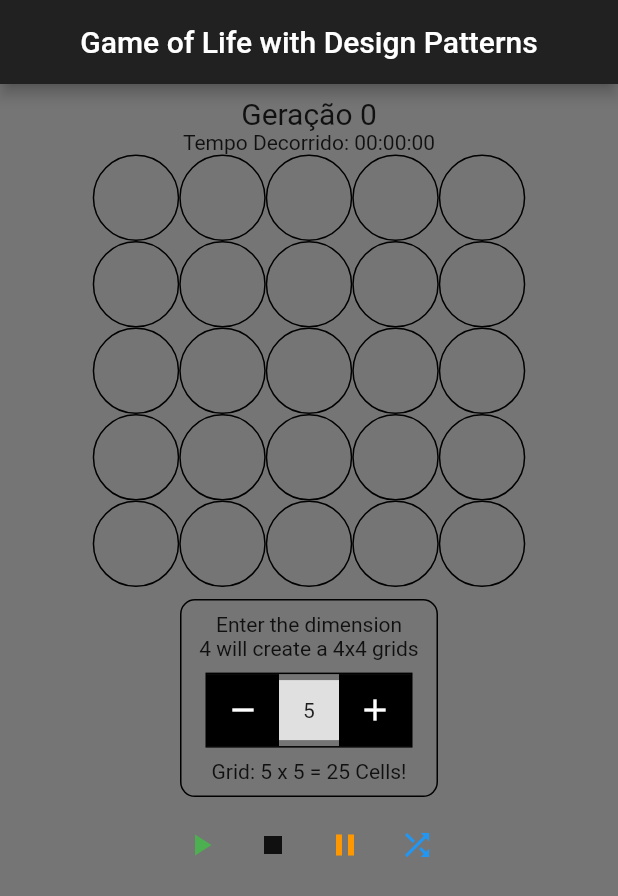
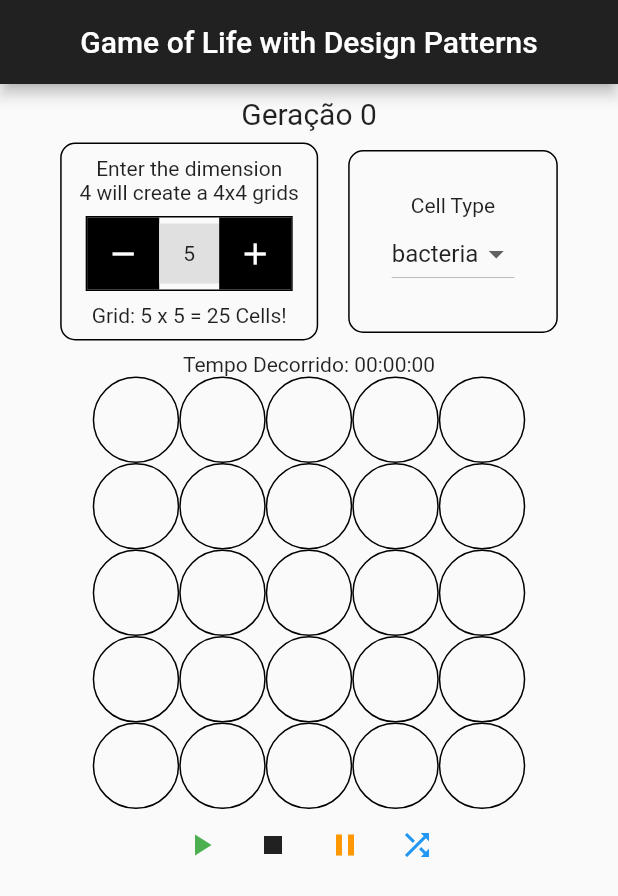
Before and after one commit to JoaoPauloUbaF/GameOfLifeFlutterDesignPatternsSOLID, a Flutter app: the screen it shows after launch, after a tap on the "stop" icon, on a phone screen of 412 x 824 dp. Shown: the top 896 px of the screen. Run offline on Flutter 3.47's test engine with Material 2 defaults, Android fonts, the phone set to English and light mode, and no system bars; our stand-ins replace flutter_riverpod.

Commit message:
Factory applied in dropdown cell type selection

```diff
--- /dev/null
+++ b/lib/components/cell_type_selector.dart
@@ -0,0 +1,41 @@
+import 'package:flutter/material.dart';
+import 'package:flutter_riverpod/flutter_riverpod.dart';
+import 'package:game_of_life_design_patterns_solid/models/cell.dart';
+import 'package:game_of_life_design_patterns_solid/models/game_of_life.dart';
+
+class CellTypeSelector extends ConsumerWidget {
+  const CellTypeSelector({Key? key}) : super(key: key);
+
+  @override
+  Widget build(BuildContext context, WidgetRef ref) {
+    var selectedCellType = ref.watch(cellTypeProvider);
+    return Container(
+      decoration: BoxDecoration(
+        border: Border.all(color: Colors.black),
+        borderRadius: BorderRadius.circular(10),
+      ),
+      child: Padding(
+        padding: const EdgeInsets.all(28.0),
+        child: Column(
+          children: [
+            const Text('Cell Type'),
+            DropdownButton<CellType>(
+              value: selectedCellType,
+              onChanged: (CellType? newValue) {
+                ref.read(cellTypeProvider.notifier).setCellType(newValue!);
+                ref.read(gameOfLifeProvider.notifier).stopGame();
+              },
+              items: CellType.values
+                  .map<DropdownMenuItem<CellType>>((CellType value) {
+                return DropdownMenuItem<CellType>(
+                  value: value,
+                  child: Text(value.toString().split('.').last),
+                );
+              }).toList(),
+            ),
+          ],
+        ),
+      ),
+    );
+  }
+}
--- a/lib/components/game_settings_widget.dart
+++ b/lib/components/game_settings_widget.dart
@@ -1,7 +1,10 @@
 import 'package:flutter/material.dart';
 import 'package:flutter_riverpod/flutter_riverpod.dart';
+import 'package:game_of_life_design_patterns_solid/components/player_widget.dart';
 import 'package:game_of_life_design_patterns_solid/controllers/dimension_stepper.dart';
 import 'package:game_of_life_design_patterns_solid/models/game_of_life.dart';
+
+import 'cell_type_selector.dart';
 
 class GameSettingsWidget extends ConsumerWidget {
   const GameSettingsWidget({super.key});
@@ -12,12 +15,26 @@ class GameSettingsWidget extends ConsumerWidget {
       padding: EdgeInsets.all(8.0),
       child: Row(
         mainAxisAlignment: MainAxisAlignment.spaceEvenly,
-        crossAxisAlignment: CrossAxisAlignment.center,
         children: [
-          GridDimensionConfigCard(
-            title: 'Enter the dimension',
-            subtitle: '4 will create a 4x4 grids',
-            bottomText: '',
+          Row(
+            mainAxisAlignment: MainAxisAlignment.spaceEvenly,
+            children: [
+              SizedBox(
+                width: 20,
+              ),
+              GridDimensionConfigCard(
+                title: 'Enter the dimension',
+                subtitle: '4 will create a 4x4 grids',
+                bottomText: '',
+              ),
+              SizedBox(
+                width: 20,
+              ),
+              CellTypeSelector(),
+              SizedBox(
+                width: 20,
+              ),
+            ],
           ),
         ],
       ),
--- a/lib/components/grid_widget.dart
+++ b/lib/components/grid_widget.dart
@@ -5,7 +5,7 @@ import 'package:game_of_life_design_patterns_solid/models/cell.dart';
 import 'package:game_of_life_design_patterns_solid/models/game_of_life.dart';
 import 'package:game_of_life_design_patterns_solid/utils/time_utils.dart';
 import 'package:intl/intl.dart';
-import '../models/grid.dart';
+import '../models/classic_grid.dart';
 import 'cell_widget.dart';
 
 class GridWidget extends ConsumerWidget {
--- a/lib/controllers/tick_controller.dart
+++ b/lib/controllers/tick_controller.dart
@@ -9,7 +9,7 @@ class Tick extends Notifier<Duration> {
 
   @override
   Duration build() {
-    _timer = Timer.periodic(const Duration(milliseconds: 100), (timer) {
+    _timer = Timer.periodic(const Duration(milliseconds: 1000), (timer) {
       state = Duration.zero;
     });
     cancelTimer();
@@ -26,7 +26,7 @@ class Tick extends Notifier<Duration> {
       return;
     }
     init = DateTime.now();
-    _timer = Timer.periodic(const Duration(milliseconds: 500), (timer) {
+    _timer = Timer.periodic(const Duration(milliseconds: 1000), (timer) {
       ref.read(gameOfLifeProvider.notifier).nextGeneration();
       state = DateTime.now().difference(init);
     });
--- a/lib/main.dart
+++ b/lib/main.dart
@@ -2,6 +2,7 @@ import 'dart:async';
 
 import 'package:flutter/material.dart';
 import 'package:flutter_riverpod/flutter_riverpod.dart';
+import 'package:game_of_life_design_patterns_solid/components/cell_type_selector.dart';
 import 'package:game_of_life_design_patterns_solid/components/player_widget.dart';
 import 'package:game_of_life_design_patterns_solid/models/game_of_life.dart';
 
@@ -41,7 +42,6 @@ class _GameOfLifeAppState extends State<GameOfLifeApp> {
   @override
   Widget build(BuildContext context) {
     return Scaffold(
-      backgroundColor: Colors.grey[600],
       appBar: AppBar(
           backgroundColor: Colors.grey[900],
           title: const Center(
@@ -52,7 +52,7 @@ class _GameOfLifeAppState extends State<GameOfLifeApp> {
               ),
             ),
           )),
-      body: Center(
+      body: SingleChildScrollView(
         child: Padding(
           padding: const EdgeInsets.all(8.0),
           child: Column(
@@ -65,8 +65,8 @@ class _GameOfLifeAppState extends State<GameOfLifeApp> {
                     'Geração ${ref.watch(gameOfLifeProvider.notifier).generation}',
                     style: const TextStyle(fontSize: 20));
               }),
+              const GameSettingsWidget(),
               GridWidget(),
-              const GameSettingsWidget(),
               const PlayerWidget(),
             ],
           ),
--- a/lib/models/cell.dart
+++ b/lib/models/cell.dart
@@ -1,7 +1,8 @@
 import 'package:flutter/material.dart';
+import 'package:flutter_riverpod/flutter_riverpod.dart';
 
 abstract class Cell {
-  CellType cellType = CellType.cell;
+  CellType? cellType;
   int cellXPos = 0;
   int cellYPos = 0;
   CellState cellHealth = CellState.dead;
@@ -51,7 +52,7 @@ class Bacteria extends Cell {
 
 class NullCell extends Cell {
   NullCell() {
-    cellType = CellType.cell;
+    cellType = CellType.bacteria;
     cellXPos = 0;
     cellYPos = 0;
     cellHealth = CellState.dead;
@@ -65,6 +66,20 @@ class NullCell extends Cell {
   }
 }
 
+class CellTypeNotifier extends Notifier<CellType> {
+  void setCellType(CellType cellType) {
+    state = cellType;
+  }
+
+  @override
+  CellType build() {
+    return CellType.bacteria;
+  }
+}
+
+final cellTypeProvider =
+    NotifierProvider<CellTypeNotifier, CellType>(CellTypeNotifier.new);
+
 enum CellState { alive, dead }
 
-enum CellType { cell, virus, bacteria }
+enum CellType { virus, bacteria }
--- a/lib/models/cell_factory.dart
+++ b/lib/models/cell_factory.dart
@@ -1,3 +1,5 @@
+import 'package:flutter_riverpod/flutter_riverpod.dart';
+
 import 'cell.dart';
 
 class CellFactory {
--- a/lib/models/game_of_life.dart
+++ b/lib/models/game_of_life.dart
@@ -4,8 +4,11 @@ import 'package:flutter/material.dart';
 import 'package:flutter_riverpod/flutter_riverpod.dart';
 import 'package:game_of_life_design_patterns_solid/controllers/dimension_stepper.dart';
 import 'package:game_of_life_design_patterns_solid/controllers/tick_controller.dart';
+import 'package:game_of_life_design_patterns_solid/models/cell.dart';
+import 'package:game_of_life_design_patterns_solid/models/easy_life_grid.dart';
+import 'package:game_of_life_design_patterns_solid/models/grid.dart';
 
-import 'grid.dart';
+import 'classic_grid.dart';
 
 class GameOfLife extends Notifier<GameState> {
   // To-do: change the notifier to be a grid changed notifier
@@ -13,7 +16,7 @@ class GameOfLife extends Notifier<GameState> {
 
   late int generation = 0;
 
-  Grid grid = Grid();
+  late Grid grid;
 
   late Tick timer;
 
@@ -31,13 +34,10 @@ class GameOfLife extends Notifier<GameState> {
   }
 
   void stopGame() {
-    if (state == GameState.stopped) {
-      return;
-    }
     generation = 0;
     ref.read(dimensionStepperProvider.notifier).reset();
     timer.cancelTimer();
-    grid = Grid();
+    grid = ClassicGrid(ref.read(cellTypeProvider));
     state = GameState.stopped;
     debugState();
   }
@@ -83,12 +83,14 @@ class GameOfLife extends Notifier<GameState> {
 
   @override
   GameState build() {
+    grid = EasyLifeGrid(ref.read(cellTypeProvider));
     timer = ref.watch(tickProvider.notifier);
     return GameState.stopped;
   }
 }
 
 final gameOfLifeProvider = NotifierProvider<GameOfLife, GameState>(() {
+  // var cellType = ref.read(cellTypeProvider);
   return GameOfLife.instance;
 });
 
--- a/lib/models/grid.dart
+++ b/lib/models/grid.dart
@@ -1,102 +1,21 @@
-import 'dart:math';
+import 'cell.dart';
 
-import 'package:game_of_life_design_patterns_solid/models/cell.dart';
-import 'package:game_of_life_design_patterns_solid/models/cell_factory.dart';
-
-class Grid {
+abstract class Grid {
   late int rows;
   late int columns;
   late List<Cell> frame;
-  late Random genLife = Random();
 
-  Grid() {
-    createGrid();
-  }
+  bool anyAliveCells();
 
-  bool anyAliveCells() {
-    bool anyAlive = false;
-    for (var cell in frame) {
-      cell.cellHealth == CellState.alive ? anyAlive = true : anyAlive = false;
-      if (anyAlive) break;
-    }
-    return anyAlive;
-  }
+  void createGrid({int rows, int columns});
 
-  void createGrid({int rows = 5, int columns = 5}) {
-    this.rows = rows;
-    this.columns = columns;
-    frame = List.generate(
-        rows * columns,
-        (index) => CellFactory.createCell(
-            CellType.bacteria, index ~/ rows, index % columns, CellState.dead));
-  }
+  void generateRadomGrid();
 
-  void generateRadomGrid() {
-    for (var i = 0; i < rows * columns; i++) {
-      frame[i] = CellFactory.createCell(
-          CellType.bacteria,
-          i ~/ rows,
-          i % columns,
-          genLife.nextInt(2) == 1 ? CellState.alive : CellState.dead);
-    }
-  }
+  Cell findCell(int row, int column);
 
-  Cell findCell(int row, int column) {
-    return frame
-        .firstWhere((cell) => cell.cellXPos == row && cell.cellYPos == column);
-  }
+  int countAliveNeighbors(int row, int column);
 
-  int _countAliveNeighbors(int row, int column) {
-    int count = 0;
-    for (int i = -1; i <= 1; i++) {
-      for (int j = -1; j <= 1; j++) {
-        if (i == 0 && j == 0) continue;
-        int r = row + i;
-        int c = column + j;
-        if (r >= 0 &&
-            r < rows &&
-            c >= 0 &&
-            c < columns &&
-            findCell(r, c).cellHealth == CellState.alive) {
-          count++;
-        }
-      }
-    }
-    return count;
-  }
+  void nextGrid();
 
-  void nextGrid() {
-    List<Cell> nextGrid = List.generate(
-        rows * columns,
-        (index) => CellFactory.createCell(
-            CellType.bacteria, index ~/ rows, index % columns, CellState.dead));
-    for (var i = 0; i < rows * columns; i++) {
-      int row = i ~/ rows;
-      int column = i % columns;
-      int aliveNeighbors = _countAliveNeighbors(row, column);
-      if (findCell(row, column).cellHealth == CellState.alive) {
-        if (aliveNeighbors < 2 || aliveNeighbors > 3) {
-          nextGrid[i] = CellFactory.createCell(
-              CellType.bacteria, row, column, CellState.dead);
-        } else {
-          nextGrid[i] = CellFactory.createCell(
-              CellType.bacteria, row, column, CellState.alive);
-        }
-      } else {
-        if (aliveNeighbors == 3) {
-          nextGrid[i] = CellFactory.createCell(
-              CellType.bacteria, row, column, CellState.alive);
-        } else {
-          nextGrid[i] = CellFactory.createCell(
-              CellType.bacteria, row, column, CellState.dead);
-        }
-      }
-    }
-    frame = nextGrid;
-  }
-
-  void setDimension({required int size}) {
-    rows = size;
-    columns = size;
-  }
+  void setDimension({required int size});
 }
```
Also changed, not shown: lib/models/classic_grid.dart (added, +106 -0 lines), lib/models/easy_life_grid.dart (added, +38 -0 lines), lib/models/predator_prey_life_grid.dart (added, +63 -0 lines).
